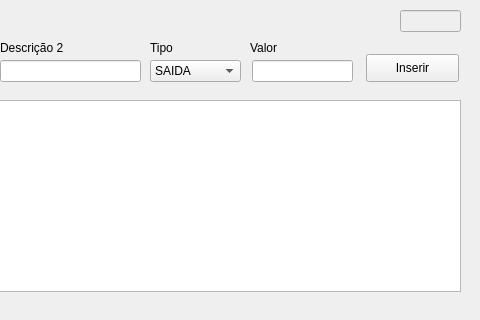
First picture: the form in forms/frm_lancamentos.ui, repository luissantananet/cashier, before the edit; both pictures show x 260 to 740 and y 0 to 320 of the 740 by 405 pixel window.
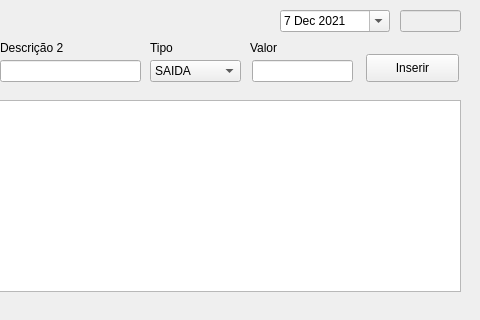
Second picture: the form after the edit.

The edit to the form file:
```diff
--- a/forms/frm_lancamentos.ui
+++ b/forms/frm_lancamentos.ui
@@ -220,6 +220,42 @@
      <string/>
     </property>
    </widget>
+   <widget class="QDateEdit" name="dateEdit">
+    <property name="geometry">
+     <rect>
+      <x>540</x>
+      <y>10</y>
+      <width>110</width>
+      <height>22</height>
+     </rect>
+    </property>
+    <property name="dateTime">
+     <datetime>
+      <hour>0</hour>
+      <minute>0</minute>
+      <second>0</second>
+      <year>2021</year>
+      <month>12</month>
+      <day>7</day>
+     </datetime>
+    </property>
+    <property name="currentSection">
+     <enum>QDateTimeEdit::MonthSection</enum>
+    </property>
+    <property name="calendarPopup">
+     <bool>true</bool>
+    </property>
+    <property name="timeSpec">
+     <enum>Qt::LocalTime</enum>
+    </property>
+    <property name="date">
+     <date>
+      <year>2021</year>
+      <month>12</month>
+      <day>7</day>
+     </date>
+    </property>
+   </widget>
   </widget>
   <widget class="QMenuBar" name="menubar">
    <property name="geometry">
```
Left out of the diff: 10 changed lines with no effect on the pictures.
